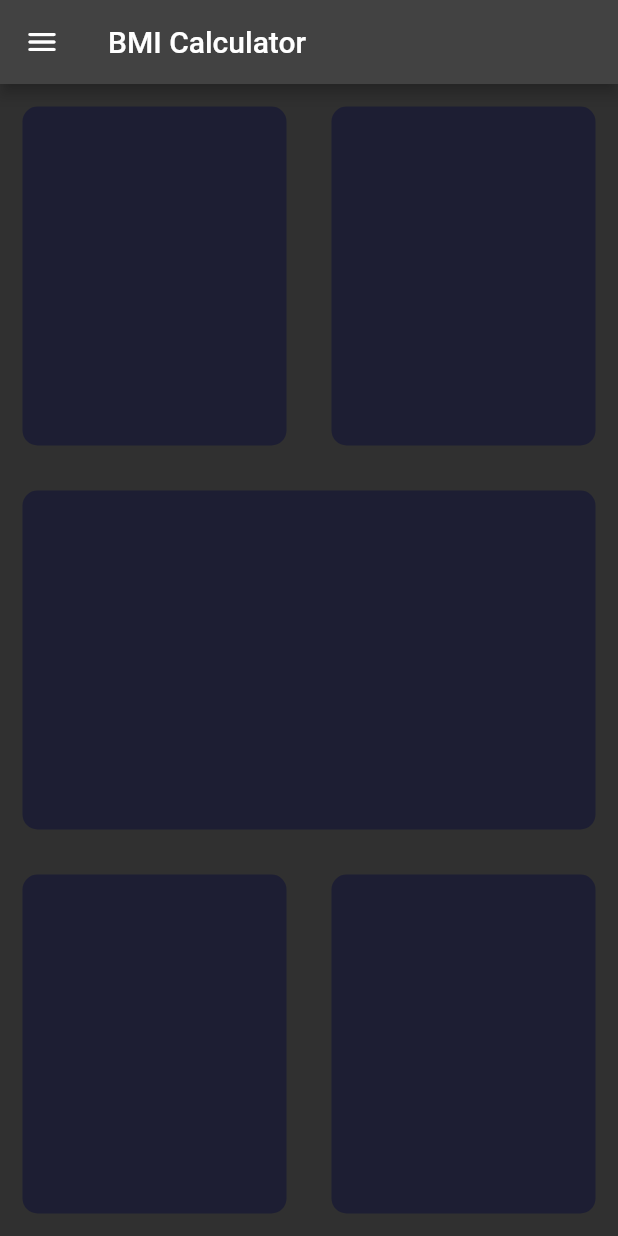
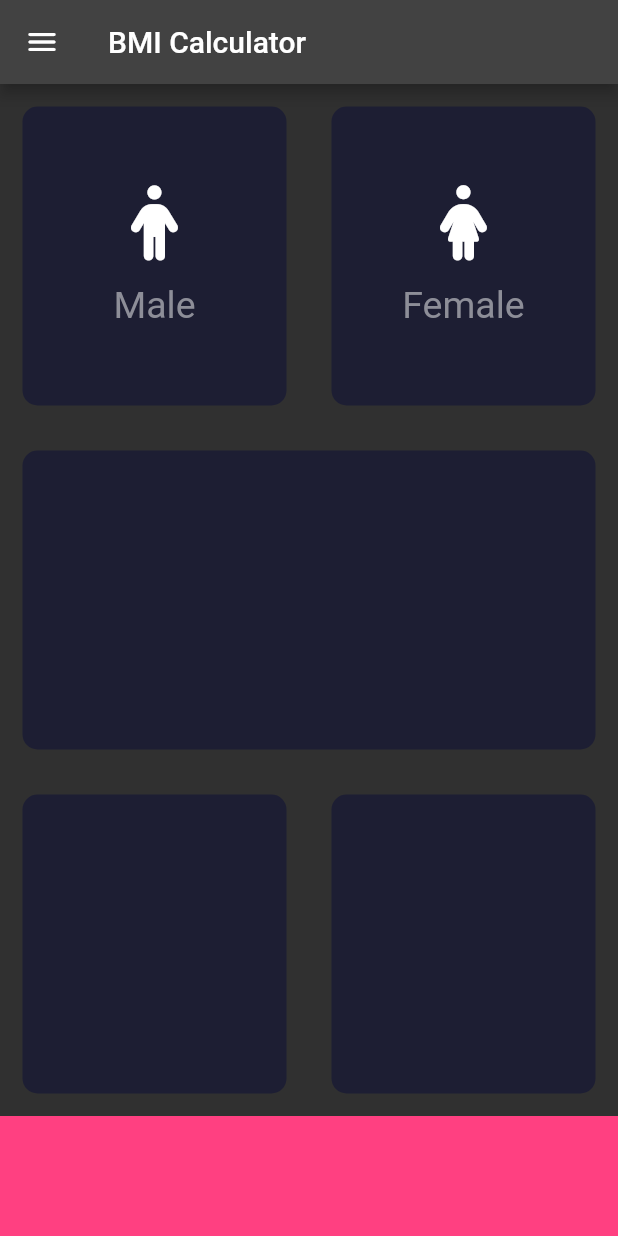
Before and after one commit to NazninNahar1/bmi_calculator, a Flutter app: the screen it shows after launch, on a phone screen of 412 x 824 dp. Run offline on Flutter 3.47's test engine with Material 2 defaults, Android fonts, the phone set to English and light mode, and no system bars; our stand-ins replace font_awesome_flutter.

Commit message:
secondary commit before slider.

```diff
--- /dev/null
+++ b/lib/constants.dart
@@ -0,0 +1,9 @@
+import 'package:flutter/material.dart';
+
+const Color inactiveColor = Color(0xFF1D1E33);
+const Color activeColor = Color(0xFF2A2AAD);
+
+const textStyle = TextStyle(
+  fontSize: 25,
+  color: Color(0xFF8D8E98),
+);
--- /dev/null
+++ b/lib/custom_icon_text.dart
@@ -0,0 +1,28 @@
+import 'package:flutter/material.dart';
+import 'constants.dart';
+class CardIcon extends StatelessWidget {
+  CardIcon({required this.cicon, required this.text});
+  final IconData cicon;
+  final String text;
+
+
+  @override
+  Widget build(BuildContext context) {
+    return Column(
+      mainAxisAlignment: MainAxisAlignment.center,
+      children:  [
+        Icon(
+          cicon,
+          size: 50,
+        ),
+        const SizedBox(
+          height: 15,
+        ),
+        Text(
+          text,
+          style: textStyle,
+        ),
+      ],
+    );
+  }
+}
--- a/lib/input_page.dart
+++ b/lib/input_page.dart
@@ -1,4 +1,13 @@
+import 'package:bmi_calculator/reusable_container.dart';
 import 'package:flutter/material.dart';
+import 'package:font_awesome_flutter/font_awesome_flutter.dart';
+import 'constants.dart';
+import 'custom_icon_text.dart';
+
+enum GenderType {
+  male,
+  female,
+}
 
 class InputPage extends StatefulWidget {
   const InputPage({Key? key}) : super(key: key);
@@ -8,6 +17,31 @@ class InputPage extends StatefulWidget {
 }
 
 class _InputPageState extends State<InputPage> {
+  GenderType? genderSelected;
+
+//   Color maleCardColor = inactiveColor;
+//   Color femaleCardColor = inactiveColor;
+//
+//   void updateColor(GenderType gender){
+//     if(gender==GenderType.male){
+//      if(maleCardColor==inactiveColor){
+//        maleCardColor=activeColor;
+//        femaleCardColor=inactiveColor;
+//      }else{
+//        maleCardColor=inactiveColor;
+//      }
+//     }
+//     if(gender==GenderType.female){
+//   if(femaleCardColor==inactiveColor){
+//   femaleCardColor=activeColor;
+//   maleCardColor=inactiveColor;
+//   }else{
+//   femaleCardColor=inactiveColor;
+//   }
+//   }
+//
+// }
+
   @override
   Widget build(BuildContext context) {
     return Scaffold(
@@ -19,50 +53,66 @@ class _InputPageState extends State<InputPage> {
         children: [
           Expanded(
             child: Row(
-              children: const [
+              children: [
                 Expanded(
-                  child: ReusableWidget(),
+                  child: ReusableWidget(
+                    onpressed: (){
+                        setState(() {
+                          genderSelected= GenderType.male;
+                        });
+                    },
+                    cardChild: CardIcon(
+                      cicon: FontAwesomeIcons.person,
+                      text: 'Male',
+                    ),
+                    colour:genderSelected==GenderType.male? activeColor:inactiveColor,
+                  ),
                 ),
                 Expanded(
-                  child: ReusableWidget(),
+                  child: ReusableWidget(
+                    onpressed: (){
+                      setState(() {
+                        genderSelected= GenderType.female;
+                      });
+                    },
+                    cardChild: CardIcon(
+                      cicon: FontAwesomeIcons.personDress,
+                      text: 'Female',
+                    ),
+                    colour: genderSelected==GenderType.female? activeColor:inactiveColor,
+                  ),
                 ),
               ],
             ),
           ),
-          const Expanded(
-            child: ReusableWidget(),
+          Expanded(
+            child: ReusableWidget(
+              colour: inactiveColor,
+            ),
           ),
           Expanded(
             child: Row(
-              children: const [
+              children: [
                 Expanded(
-                  child: ReusableWidget(),
+                  child: ReusableWidget(
+                    colour: inactiveColor,
+                  ),
                 ),
                 Expanded(
-                  child: ReusableWidget(),
+                  child: ReusableWidget(
+                    colour: inactiveColor,
+                  ),
                 ),
               ],
             ),
           ),
+         Container(
+           width: double.infinity,
+           height: 80,
+           color: Colors.pinkAccent,
+         )
         ],
       ),
     );
   }
 }
-
-class ReusableWidget extends StatelessWidget {
-  const ReusableWidget({
-    Key? key,
-  }) : super(key: key);
-
-  @override
-  Widget build(BuildContext context) {
-    return Container(
-      margin: EdgeInsets.all(15),
-      decoration: BoxDecoration(
-        borderRadius: BorderRadius.circular(10),
-        color: Color(0xFF1D1E33),
-      ),
-    );
-  }
-}
--- /dev/null
+++ b/lib/reusable_container.dart
@@ -0,0 +1,22 @@
+import 'package:flutter/material.dart';
+class ReusableWidget extends StatelessWidget {
+  ReusableWidget({required this.colour, this.cardChild, this.onpressed});
+
+  final Color colour;
+  final Widget? cardChild;
+  final Function? onpressed;
+
+  @override
+  Widget build(BuildContext context) {
+    return GestureDetector(
+      child: Container(
+        margin: EdgeInsets.all(15),
+        decoration: BoxDecoration(
+          borderRadius: BorderRadius.circular(10),
+          color: colour,
+        ),
+        child: cardChild,
+      ),
+    );
+  }
+}
--- a/pubspec.yaml
+++ b/pubspec.yaml
@@ -36,6 +36,7 @@ dependencies:
   # The following adds the Cupertino Icons font to your application.
   # Use with the CupertinoIcons class for iOS style icons.
   cupertino_icons: ^1.0.2
+  font_awesome_flutter: ^10.2.1
 
 dev_dependencies:
   flutter_test:
```
Also changed, not shown: pubspec.lock.
